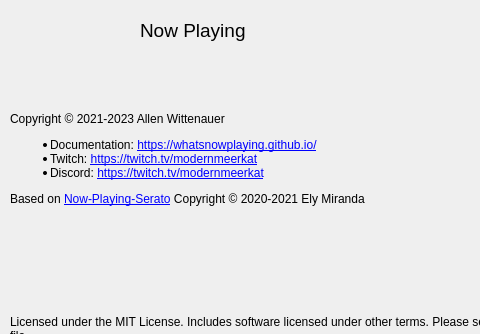
Above: nowplaying/resources/about_ui.ui from e1miran/Now-Playing-Serato before the change; both pictures show x 0 to 480 and y 0 to 334 of the 640 by 480 pixel window. Below: the same form after it.
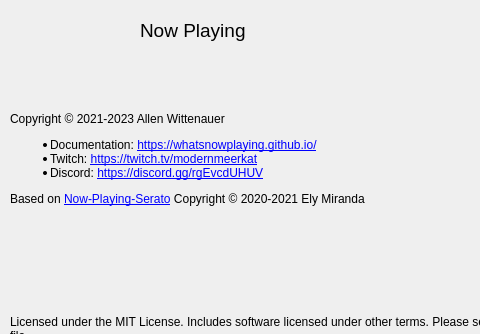
That is the form after the change. Icons and pictures are not drawn.

What changed in the file:
```diff
--- a/nowplaying/resources/about_ui.ui
+++ b/nowplaying/resources/about_ui.ui
@@ -49,7 +49,7 @@
     <item>
      <widget class="QLabel" name="doc_label">
       <property name="text">
-       <string>&lt;html&gt;&lt;head/&gt;&lt;body&gt;&lt;p&gt;Copyright © 2021-2023 Allen Wittenauer &lt;/p&gt;&lt;ul style=&quot;margin-top: 0px; margin-bottom: 0px; margin-left: 0px; margin-right: 0px; -qt-list-indent: 1;&quot;&gt;&lt;li style=&quot; margin-top:12px; margin-bottom:0px; margin-left:0px; margin-right:0px; -qt-block-indent:0; text-indent:0px;&quot;&gt;Documentation: &lt;a href=&quot;https://whatsnowplaying.github.io/&quot;&gt;&lt;span style=&quot; text-decoration: underline; color:#0000ff;&quot;&gt;https://whatsnowplaying.github.io/&lt;/span&gt;&lt;/a&gt;&lt;/li&gt;&lt;li style=&quot; margin-top:0px; margin-bottom:0px; margin-left:0px; margin-right:0px; -qt-block-indent:0; text-indent:0px;&quot;&gt;Twitch: &lt;a href=&quot;https://twitch.tv/modernmeerkat/&quot;&gt;&lt;span style=&quot; text-decoration: underline; color:#0000ff;&quot;&gt;https://twitch.tv/modernmeerkat&lt;/span&gt;&lt;/a&gt;&lt;/li&gt;&lt;li style=&quot; margin-top:0px; margin-bottom:0px; margin-left:0px; margin-right:0px; -qt-block-indent:0; text-indent:0px;&quot;&gt;Discord: &lt;a href=&quot;https://discord.gg/rgEvcdUHUV&quot;&gt;&lt;span style=&quot; text-decoration: underline; color:#0000ff;&quot;&gt;https://twitch.tv/modernmeerkat&lt;/span&gt;&lt;/a&gt;&lt;/li&gt;&lt;/ul&gt;&lt;p&gt;Based on &lt;a href=&quot;https://github.com/e1miran/Now-Playing-Serato&quot;&gt;&lt;span style=&quot; text-decoration: underline; color:#0000ff;&quot;&gt;Now-Playing-Serato&lt;/span&gt;&lt;/a&gt; Copyright © 2020-2021 Ely Miranda &lt;/p&gt;&lt;/body&gt;&lt;/html&gt;</string>
+       <string>&lt;html&gt;&lt;head/&gt;&lt;body&gt;&lt;p&gt;Copyright © 2021-2023 Allen Wittenauer &lt;/p&gt;&lt;ul style=&quot;margin-top: 0px; margin-bottom: 0px; margin-left: 0px; margin-right: 0px; -qt-list-indent: 1;&quot;&gt;&lt;li style=&quot; margin-top:12px; margin-bottom:0px; margin-left:0px; margin-right:0px; -qt-block-indent:0; text-indent:0px;&quot;&gt;Documentation: &lt;a href=&quot;https://whatsnowplaying.github.io/&quot;&gt;&lt;span style=&quot; text-decoration: underline; color:#0000ff;&quot;&gt;https://whatsnowplaying.github.io/&lt;/span&gt;&lt;/a&gt;&lt;/li&gt;&lt;li style=&quot; margin-top:0px; margin-bottom:0px; margin-left:0px; margin-right:0px; -qt-block-indent:0; text-indent:0px;&quot;&gt;Twitch: &lt;a href=&quot;https://twitch.tv/modernmeerkat/&quot;&gt;&lt;span style=&quot; text-decoration: underline; color:#0000ff;&quot;&gt;https://twitch.tv/modernmeerkat&lt;/span&gt;&lt;/a&gt;&lt;/li&gt;&lt;li style=&quot; margin-top:0px; margin-bottom:0px; margin-left:0px; margin-right:0px; -qt-block-indent:0; text-indent:0px;&quot;&gt;Discord: &lt;a href=&quot;https://discord.gg/rgEvcdUHUV&quot;&gt;&lt;span style=&quot; text-decoration: underline; color:#0000ff;&quot;&gt;https://discord.gg/rgEvcdUHUV&lt;/span&gt;&lt;/a&gt;&lt;/li&gt;&lt;/ul&gt;&lt;p&gt;Based on &lt;a href=&quot;https://github.com/e1miran/Now-Playing-Serato&quot;&gt;&lt;span style=&quot; text-decoration: underline; color:#0000ff;&quot;&gt;Now-Playing-Serato&lt;/span&gt;&lt;/a&gt; Copyright © 2020-2021 Ely Miranda &lt;/p&gt;&lt;/body&gt;&lt;/html&gt;</string>
       </property>
       <property name="textFormat">
        <enum>Qt::RichText</enum>
```
